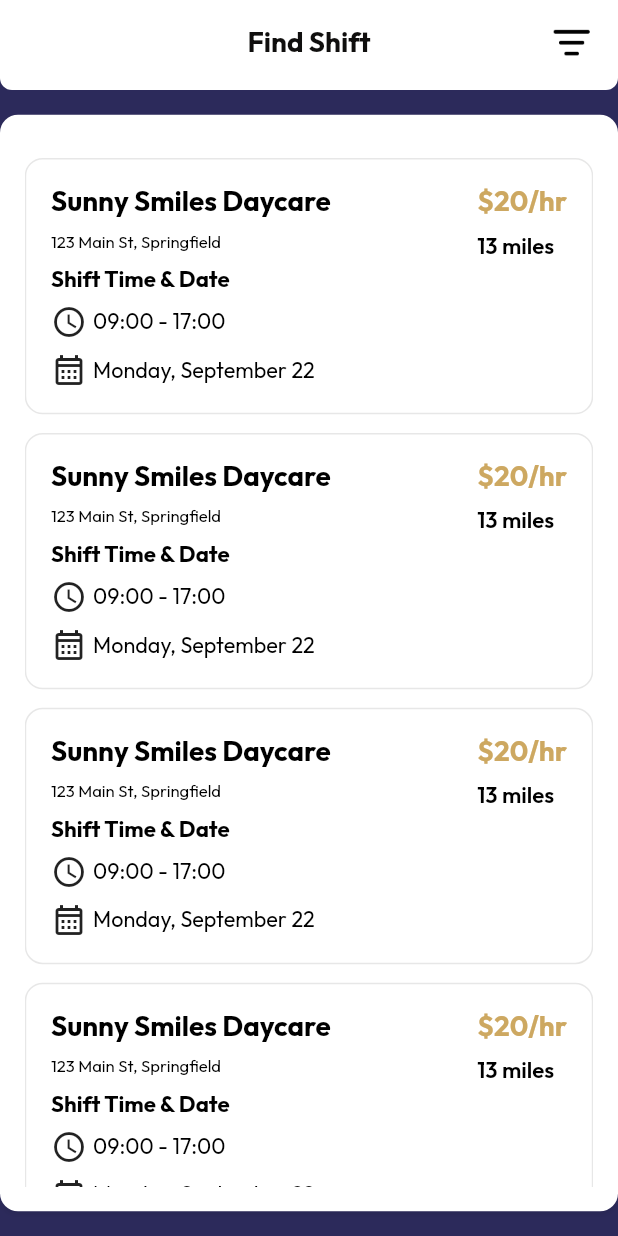
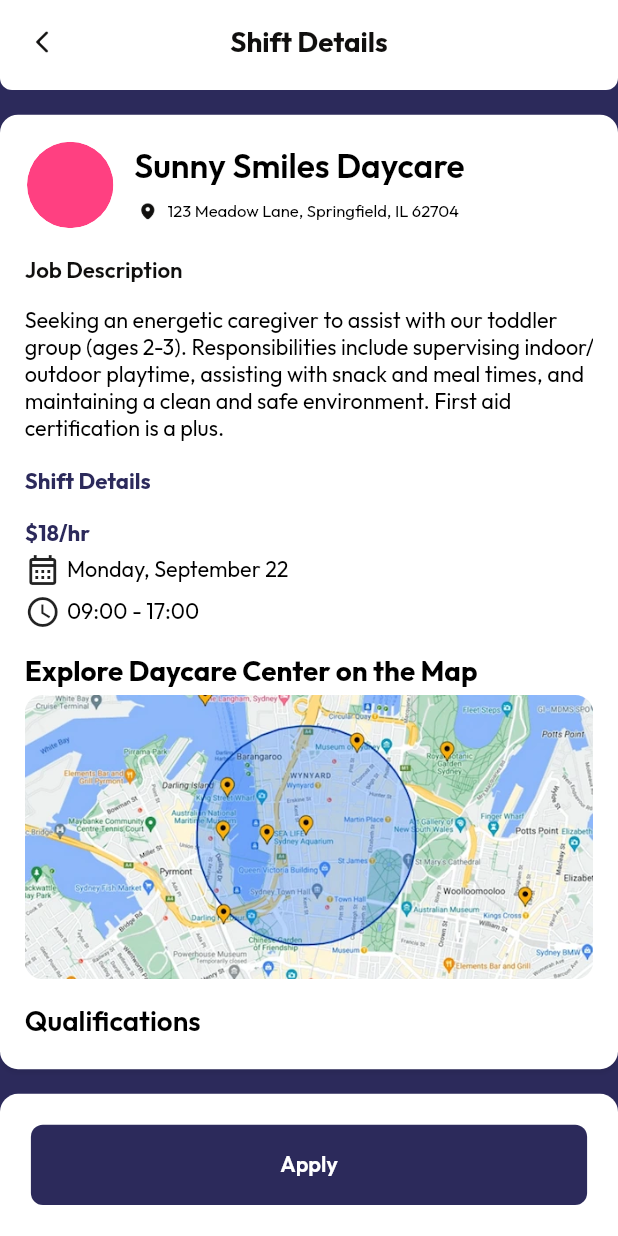
Before and after one commit to Irfanhossain909/tinnierenee12, a Flutter app: the EmployeeFindShiftScreen screen opened by its route, after a tap on "Sunny Smiles Daycare", on a phone screen of 412 x 824 dp. Run offline on Flutter 3.47's test engine with Material 3 defaults, Android fonts, the phone set to English and light mode, and no system bars; our stand-ins replace cached_network_image, device_preview, flutter_cache_manager, get, get_storage, pin_code_fields and 1 more; accounts and stored records are empty; network calls fail.

Commit message:
Add EmployeeFindShiftDetailsScreen route and update navigation in EmployeeFindShiftScreen. Introduce EmployeeFindShiftCard for improved UI and interaction.

```diff
--- a/lib/const/assets_icons_path.dart
+++ b/lib/const/assets_icons_path.dart
@@ -20,6 +20,9 @@ class AssetsPath {
   static const String camera = "assets/icons/camera.png";
   static const String close = "assets/icons/close.png";
   static const String filter = "assets/icons/filter.png";
+  static const String right = "assets/icons/right.png";
+
+
 
   //////////////////////Image//////////////////////////////////////
   static const String authImg = "assets/images/pass_img.png";
--- a/lib/routes/app_routes.dart
+++ b/lib/routes/app_routes.dart
@@ -33,4 +33,5 @@ class AppRoutes {
   final String employeeEarningScreen = "/employee-earning-screen";
   //////////////////////Employee findShift Screen/////////////////////////
   final String employeeFindShiftScreen = "/employee-find-shift-screen";
+  final String employeeFindShiftDetailsScreen = "/employee-find-shift-details-screen";
 }
--- a/lib/routes/app_routes_file.dart
+++ b/lib/routes/app_routes_file.dart
@@ -11,6 +11,7 @@ import 'package:tinnierenee12/screen/auth/sign_in_screen/sign_in_screen.dart';
 import 'package:tinnierenee12/screen/auth/sign_up_screen/sign_up_screen.dart';
 import 'package:tinnierenee12/screen/auth/verify_otp_screen/verify_otp_screen.dart';
 import 'package:tinnierenee12/screen/employee_earning_screen/employee_earning_screen.dart';
+import 'package:tinnierenee12/screen/employee_find_shift_details_scrteen/employee_find_shift_details_screen.dart';
 import 'package:tinnierenee12/screen/employee_find_shift_screen/employee_find_shift_screen.dart';
 import 'package:tinnierenee12/screen/employee_home_screen/employee_home_screen.dart';
 import 'package:tinnierenee12/screen/employee_shift_details_screen/employee_shift_details_screen.dart';
@@ -101,6 +102,11 @@ List<GetPage> appRootRoutesFile = <GetPage>[
   ),
   ///////////////////////////////shift screen//////////////////////////
   GetPage(
+    name: AppRoutes.instance.employeeFindShiftDetailsScreen,
+    // binding: AppBinding(),
+    page: () => const EmployeeFindShiftDetailsScreen(),
+  ),
+  GetPage(
     name: AppRoutes.instance.employeeFindShiftScreen,
     // binding: AppBinding(),
     page: () => const EmployeeFindShiftScreen(),
--- /dev/null
+++ b/lib/screen/employee_find_shift_details_scrteen/employee_find_shift_details_screen.dart
@@ -0,0 +1,181 @@
+import 'package:flutter/material.dart';
+import 'package:tinnierenee12/const/app_color.dart';
+import 'package:tinnierenee12/const/assets_icons_path.dart';
+import 'package:tinnierenee12/utils/app_size.dart';
+import 'package:tinnierenee12/widget/app_button/app_button.dart';
+import 'package:tinnierenee12/widget/app_card/app_card.dart';
+import 'package:tinnierenee12/widget/app_image/app_image.dart';
+import 'package:tinnierenee12/widget/app_image/app_image_circular.dart';
+import 'package:tinnierenee12/widget/app_log/gap.dart';
+import 'package:tinnierenee12/widget/app_text/app_text.dart';
+import 'package:tinnierenee12/widget/appbar/custom_appbar.dart';
+
+class EmployeeFindShiftDetailsScreen extends StatelessWidget {
+  const EmployeeFindShiftDetailsScreen({super.key});
+
+  @override
+  Widget build(BuildContext context) {
+    return Scaffold(
+      bottomNavigationBar: Container(
+        decoration: BoxDecoration(
+          borderRadius: BorderRadius.only(
+            topLeft: Radius.circular(12),
+            topRight: Radius.circular(12),
+          ),
+          color: AppColor.white,
+        ),
+        padding: EdgeInsets.symmetric(
+          horizontal: AppSize.width(value: 20),
+          vertical: AppSize.width(value: 20),
+        ),
+        child: AppButton(title: "Apply", filColor: AppColor.purple),
+      ),
+      appBar: CustomAppbar(title: "Shift Details"),
+      body: Padding(
+        padding: EdgeInsets.only(
+          top: AppSize.width(value: 16),
+          bottom: AppSize.width(value: 16),
+        ),
+        child: AppCard(
+          child: SingleChildScrollView(
+            child: Column(
+              spacing: AppSize.size.width * 0.01,
+              crossAxisAlignment: CrossAxisAlignment.start,
+              children: [
+                Row(
+                  spacing: AppSize.size.width * 0.03,
+                  children: [
+                    AppImageCircular(
+                      width: AppSize.width(value: 54),
+                      height: AppSize.width(value: 54),
+                      url:
+                          "https://cdn.pixabay.com/photo/2024/07/06/04/27/map-8875910_1280.png",
+                    ),
+                    Column(
+                      crossAxisAlignment: CrossAxisAlignment.start,
+                      children: [
+                        AppText(
+                          data: "Sunny Smiles Daycare",
+                          fontSize: AppSize.width(value: 24),
+                          fontWeight: FontWeight.w600,
+                        ),
+                        Gap(height: AppSize.width(value: 8)),
+                        Row(
+                          children: [
+                            AppImage(
+                              path: AssetsPath.icLocation,
+                              width: 18,
+                              height: 18,
+                              iconColor: AppColor.black,
+                            ),
+                            Gap(width: 4),
+                            SizedBox(
+                              width: AppSize.size.width * 0.6,
+                              child: AppText(
+                                maxLines: 2,
+                                data: "123 Meadow Lane, Springfield, IL 62704 ",
+                                fontSize: AppSize.width(value: 12),
+                                fontWeight: FontWeight.w400,
+                              ),
+                            ),
+                          ],
+                        ),
+                      ],
+                    ),
+                  ],
+                ),
+                Gap(height: AppSize.width(value: 12)),
+                AppText(
+                  data: "Job Description",
+                  fontSize: AppSize.width(value: 16),
+                  color: AppColor.black,
+                  fontWeight: FontWeight.w600,
+                ),
+                Gap(height: AppSize.width(value: 12)),
+                AppText(
+                  data:
+                      "Seeking an energetic caregiver to assist with our toddler group (ages 2-3). Responsibilities include supervising indoor/outdoor playtime, assisting with snack and meal times, and maintaining a clean and safe environment. First aid certification is a plus.",
+                ),
+                Gap(height: AppSize.width(value: 12)),
+                AppText(
+                  data: "Shift Details",
+                  fontSize: AppSize.width(value: 16),
+                  fontWeight: FontWeight.w700,
+                  color: AppColor.purple,
+                ),
+                Gap(height: AppSize.width(value: 12)),
+                AppText(
+                  data: r"$18/hr",
+                  fontSize: AppSize.width(value: 14),
+                  fontWeight: FontWeight.w700,
+                  color: AppColor.purple,
+                ),
+                Row(
+                  spacing: AppSize.width(value: 4),
+                  children: [
+                    Icon(Icons.calendar_month_outlined),
+                    AppText(data: "Monday, September 22"),
+                  ],
+                ),
+                Row(
+                  spacing: AppSize.width(value: 4),
+                  children: [
+                    Icon(Icons.watch_later_outlined),
+                    AppText(data: "09:00 - 17:00"),
+                  ],
+                ),
+                Gap(height: AppSize.width(value: 12)),
+                AppText(
+                  data: "Explore Daycare Center on the Map",
+                  fontSize: AppSize.width(value: 18),
+                  fontWeight: FontWeight.w700,
+                ),
+
+                ClipRRect(
+                  borderRadius: BorderRadius.all(Radius.circular(12)),
+                  child: AppImage(
+                    width: AppSize.width(value: double.infinity),
+                    height: AppSize.size.height * 0.23,
+                    path: AssetsPath.map,
+                  ),
+                ),
+                Gap(height: AppSize.width(value: 12)),
+                AppText(
+                  data: "Qualifications",
+                  fontSize: AppSize.width(value: 18),
+                  fontWeight: FontWeight.w600,
+                ),
+                Gap(height: AppSize.width(value: 12)),
+                QualificationRow(
+                  text: "Minimum 1 year of experience with toddlers",
+                ),
+                QualificationRow(text: "First Aid/CPR Certified"),
+                QualificationRow(text: "High School Diploma or equivalent"),
+              ],
+            ),
+          ),
+        ),
+      ),
+    );
+  }
+}
+
+class QualificationRow extends StatelessWidget {
+  final String? text;
+  const QualificationRow({super.key, this.text});
+
+  @override
+  Widget build(BuildContext context) {
+    return Row(
+      spacing: AppSize.width(value: 12),
+      children: [
+        AppImage(path: AssetsPath.right, width: AppSize.width(value: 16)),
+        AppText(
+          data: text ?? "no text",
+          fontSize: AppSize.width(value: 12),
+          fontWeight: FontWeight.w400,
+        ),
+      ],
+    );
+  }
+}
--- a/lib/screen/employee_find_shift_screen/employee_find_shift_screen.dart
+++ b/lib/screen/employee_find_shift_screen/employee_find_shift_screen.dart
@@ -1,11 +1,12 @@
 import 'package:flutter/material.dart';
+import 'package:get/get_navigation/src/extension_navigation.dart';
+import 'package:get/utils.dart';
 import 'package:tinnierenee12/const/app_color.dart';
 import 'package:tinnierenee12/const/assets_icons_path.dart';
-import 'package:tinnierenee12/screen/employee_shift_screen/employee_shift_screen.dart';
+import 'package:tinnierenee12/routes/app_routes.dart';
 import 'package:tinnierenee12/utils/app_size.dart';
 import 'package:tinnierenee12/widget/app_card/app_card.dart';
 import 'package:tinnierenee12/widget/app_image/app_image.dart';
-import 'package:tinnierenee12/widget/app_image/app_image_circular.dart';
 import 'package:tinnierenee12/widget/app_text/app_text.dart';
 import 'package:tinnierenee12/widget/appbar/custom_appbar.dart';
 
@@ -34,17 +35,36 @@ class EmployeeFindShiftScreen extends StatelessWidget {
           child: ListView.builder(
             itemCount: 4,
             itemBuilder: (context, index) {
+              return EmployeeFindShiftCard(
+                onTap: () {
+                  Get.toNamed(
+                    AppRoutes.instance.employeeFindShiftDetailsScreen,
+                  );
+                },
+              );
+            },
+          ),
+        ),
+      ),
+    );
+  }
+}
+
+class EmployeeFindShiftCard extends StatelessWidget {
+  final Function()? onTap;
+  const EmployeeFindShiftCard({super.key, this.onTap});
+
+  @override
+  Widget build(BuildContext context) {
     return Padding(
       padding: EdgeInsets.only(top: AppSize.width(value: 12)),
       child: GestureDetector(
-                  onTap: () {},
+        onTap: onTap,
         child: Container(
           decoration: BoxDecoration(
             color: AppColor.white,
             borderRadius: BorderRadius.circular(12),
-                      border: Border.all(
-                        color: AppColor.black.withValues(alpha: .1),
-                      ),
+            border: Border.all(color: AppColor.black.withValues(alpha: .1)),
           ),
           padding: EdgeInsets.all(AppSize.width(value: 16)),
           child: Row(
@@ -111,10 +131,5 @@ class EmployeeFindShiftScreen extends StatelessWidget {
         ),
       ),
     );
-            },
-          ),
-        ),
-      ),
-    );
   }
 }
```
Also changed, not shown: assets/icons/right.png (added). Lines whose indentation alone changed are shown as unchanged.
